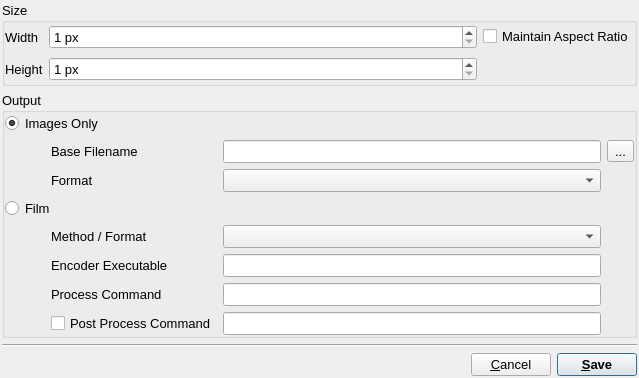
Old version of the form src/gui/exportfilm.ui in the repository trisyoungs/aten.
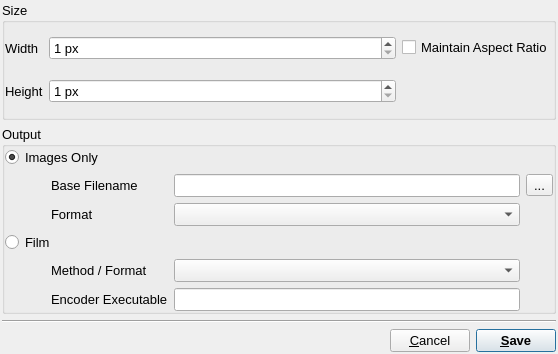
New version of the form. Icons and pictures are not drawn.

Commit message: Removed SaveMovie and SaveVibrationMovie ahead of new SaveFilm command (not yet implemented). Removed Save Movie button from Trajectory panel. Added data/external/encoders.txt containing definitions of movie encoder commands. Added EncoderDefinition and ExternalCommand classes to store and manage encoder definitions. Added ExportFilm button on Home panel and ExportFilmDialog.

What changed in the file:
```diff
--- a/src/gui/exportfilm.ui
+++ b/src/gui/exportfilm.ui
@@ -9,8 +9,8 @@
    <rect>
     <x>0</x>
     <y>0</y>
-    <width>639</width>
-    <height>378</height>
+    <width>558</width>
+    <height>354</height>
    </rect>
   </property>
   <property name="sizePolicy">
@@ -196,13 +196,6 @@
         </property>
        </widget>
       </item>
-      <item row="6" column="1">
-       <widget class="QLabel" name="ProcessCommandLabel">
-        <property name="text">
-         <string>Process Command</string>
-        </property>
-       </widget>
-      </item>
       <item row="4" column="2">
        <widget class="QComboBox" name="comboBox"/>
       </item>
@@ -212,19 +205,6 @@
       <item row="2" column="2">
        <widget class="QComboBox" name="ImageFormatCombo"/>
       </item>
-      <item row="6" column="2">
-       <widget class="QLineEdit" name="EncodeCommandEdit"/>
-      </item>
-      <item row="7" column="2">
-       <widget class="QLineEdit" name="PostProcessCommandEdit"/>
-      </item>
-      <item row="7" column="1">
-       <widget class="QCheckBox" name="checkBox">
-        <property name="text">
-         <string>Post Process Command</string>
-        </property>
-       </widget>
-      </item>
      </layout>
     </widget>
    </item>
```
Left out of the diff: 2 changed lines with no effect on the pictures. The commit also changes 31 other files.
